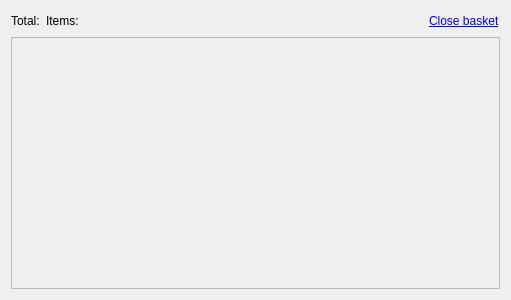
First picture: the form in ui/basket.ui, repository kybu/electronic-components-panel, before the edit.
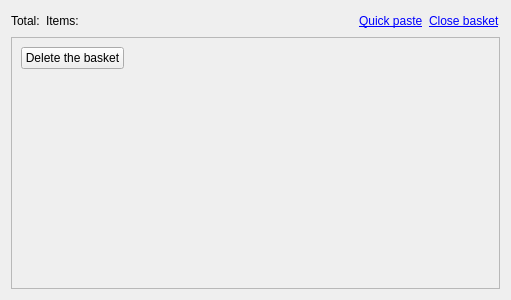
Second picture: the form after the edit. Icons and pictures are not drawn.

Commit message: Fixed a bug whereby the basket grid layout became messed up when all items were deleted.

Diff of the .ui file:
```diff
--- a/ui/basket.ui
+++ b/ui/basket.ui
@@ -43,6 +43,13 @@
        </property>
       </spacer>
      </item>
+     <item>
+      <widget class="QLabel" name="quickPasteL">
+       <property name="text">
+        <string>&lt;a href=&quot;quickPaste://&quot;&gt;Quick paste&lt;/a&gt;</string>
+       </property>
+      </widget>
+     </item>
      <item>
       <widget class="QLabel" name="closeBasketL">
        <property name="text">
@@ -70,12 +77,43 @@
        </rect>
       </property>
       <layout class="QVBoxLayout" name="verticalLayout_2">
-       <property name="topMargin">
-        <number>0</number>
-       </property>
-       <property name="bottomMargin">
-        <number>0</number>
-       </property>
+       <item>
+        <layout class="QHBoxLayout" name="horizontalLayout_2">
+         <item>
+          <widget class="QPushButton" name="deleteBasketPB">
+           <property name="text">
+            <string>Delete the basket</string>
+           </property>
+           <property name="icon">
+            <iconset resource="../components.qrc">
+             <normaloff>:/pics/pics/cross.png</normaloff>:/pics/pics/cross.png</iconset>
+           </property>
+           <property name="autoDefault">
+            <bool>false</bool>
+           </property>
+           <property name="default">
+            <bool>false</bool>
+           </property>
+           <property name="flat">
+            <bool>false</bool>
+           </property>
+          </widget>
+         </item>
+         <item>
+          <spacer name="horizontalSpacer_2">
+           <property name="orientation">
+            <enum>Qt::Horizontal</enum>
+           </property>
+           <property name="sizeHint" stdset="0">
+            <size>
+             <width>40</width>
+             <height>20</height>
+            </size>
+           </property>
+          </spacer>
+         </item>
+        </layout>
+       </item>
        <item>
         <spacer name="verticalSpacer">
          <property name="orientation">
```
Left out of the diff: 4 changed lines with no effect on the pictures. The commit also changes 5 other files.
